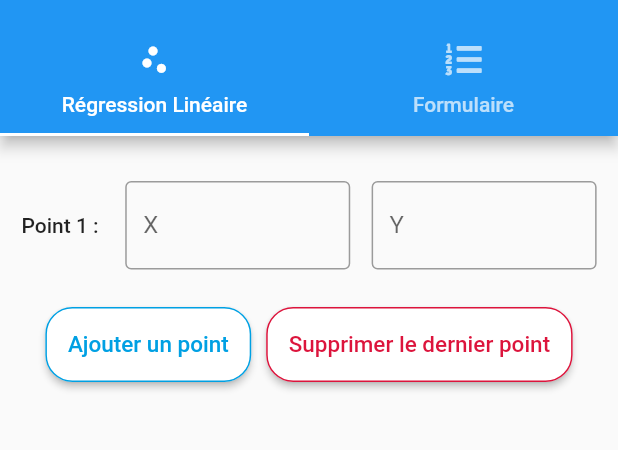
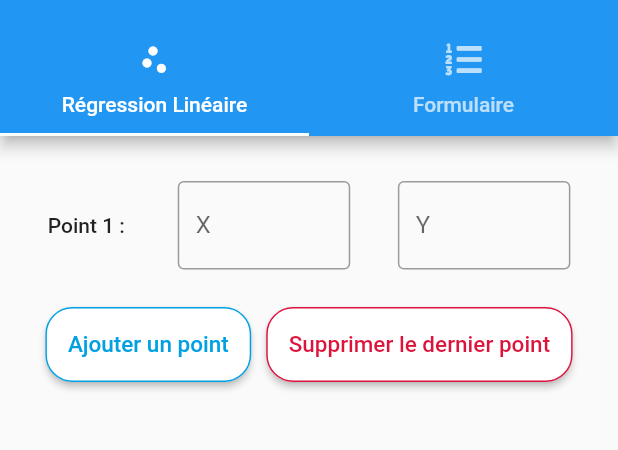
Before and after one commit to aznnn13/projetm1_mobile, a Flutter app: the screen it shows after launch, on a phone screen of 412 x 824 dp, the part 59-509 px from its top. Run offline on Flutter 3.47's test engine with Material 2 defaults, Android fonts, the phone set to English and light mode, and no system bars; our stand-ins replace font_awesome_flutter.

Commit message:
tabbarview scrollable

```diff
--- a/lib/main.dart
+++ b/lib/main.dart
@@ -22,7 +22,7 @@ class HomePage extends StatelessWidget {
       length: 2,
       child: Scaffold(
         appBar: AppBar(
-          bottom: const TabBar(
+          bottom: TabBar(
             tabs: [
               Tab(icon: Icon(Icons.scatter_plot), text: "Régression Linéaire"),
               Tab(
@@ -47,22 +47,29 @@ class HomePage extends StatelessWidget {
   }
 }
 
-
 //////////////////////////// REGRESSION LINEAIRE ////////////////////////////
 
-
 class regressionLineaire extends StatefulWidget {
-
   @override
   State createState() => _MyState();
 }
 
 class _MyState extends State<regressionLineaire> {
+  void changeColor() {
+    setState(() {
+      //TODO: Ajouter Textfields
+      //TODO: Ajouter infiniteScroll
+    });
+  }
 
   @override
   Widget build(BuildContext context) {
-    return Center(
-        child: Column(
+    return Scaffold(
+      body: Center(
+          child: ListView(
+              shrinkWrap: false,
+              children: <Widget>[
+                Column(
                   children: [
                     const SizedBox(
                       height: 30,
@@ -74,7 +81,7 @@ class _MyState extends State<regressionLineaire> {
                           fontWeight: FontWeight.w500,
                         )),
                         SizedBox(
-                  width: 150,
+                          width: 115,
                           child: TextField(
                             decoration: InputDecoration(
                               border: OutlineInputBorder(),
@@ -83,7 +90,7 @@ class _MyState extends State<regressionLineaire> {
                           ),
                         ),
                         SizedBox(
-                  width: 150,
+                          width: 115,
                           child: TextField(
                             decoration: InputDecoration(
                               border: OutlineInputBorder(),
@@ -131,6 +138,8 @@ class _MyState extends State<regressionLineaire> {
                       ],
                     ),
                   ],
-        ));
+                )
+              ])),
+    );
   }
 }
```
Lines whose indentation alone changed are shown as unchanged.
